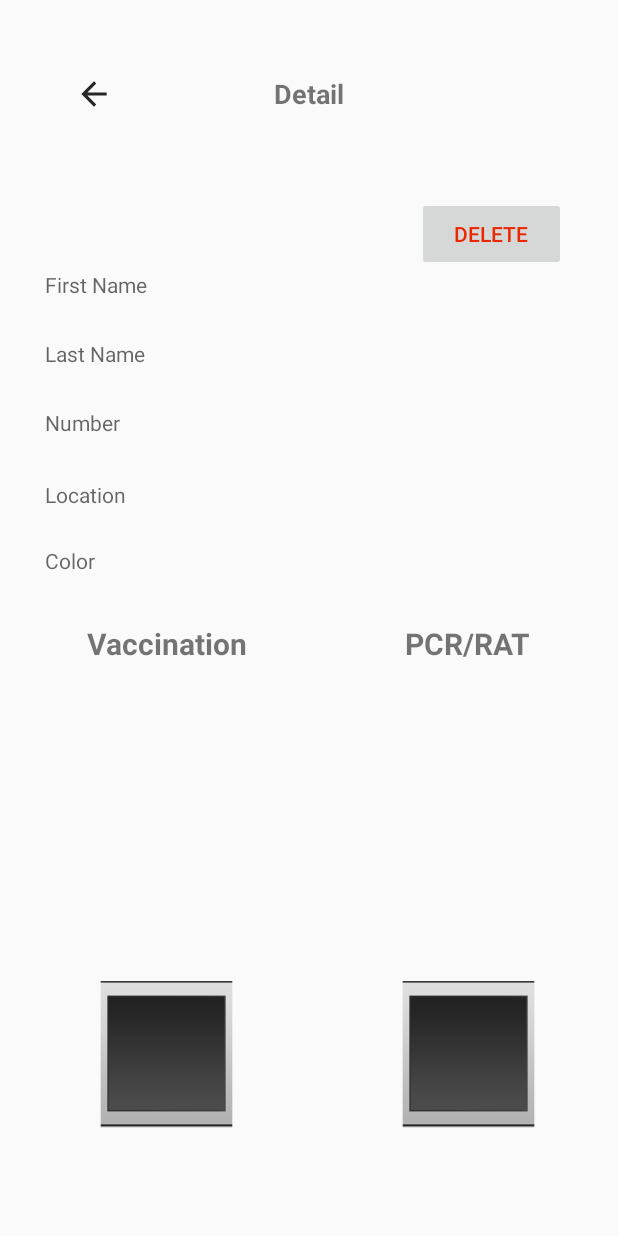
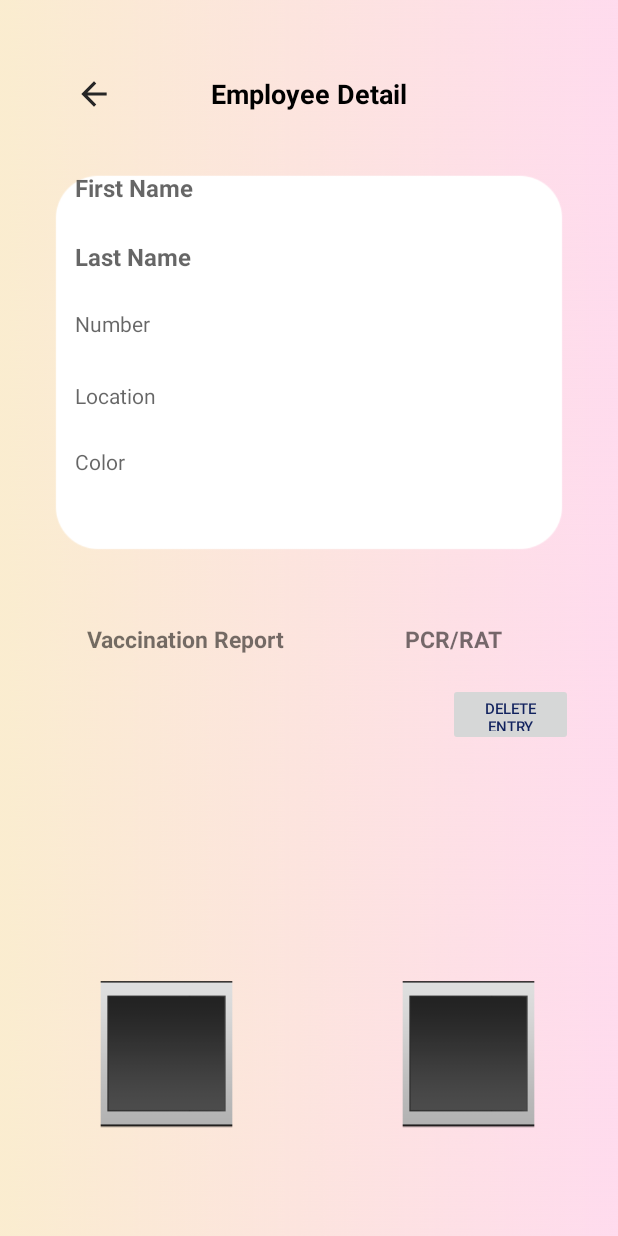
Before and after one commit to NOWISS/INFS3605-H16A-Group4, an Android app: the DetailActivity screen opened directly, with no data from a screen before it, on a phone screen of 412 x 824 dp. Run offline under Robolectric (Android 15) with nearby library versions, the phone set to English and light mode, and no system bars; our stand-ins replace Firebase (no records; nobody signed in at launch, a user with empty details on screens opened directly); pictures from the network do not load.

Commit message:
misc changes2

```diff
--- a/app/src/main/java/com/example/covidscreeningapp/EmployeeMain.java
+++ b/app/src/main/java/com/example/covidscreeningapp/EmployeeMain.java
@@ -108,7 +108,7 @@ public class EmployeeMain extends AppCompatActivity {
 
                 if (isEmpty(firstname)==true||isEmpty(lastname)==true||isEmpty(mobile)==true||checkin==null||checkout.equals(null)){
                     //Toast.makeText(EmployeeMain.this, "Please enter all fields", Toast.LENGTH_SHORT).show();
-                    t5.setText("Please fill in all information");
+                    t5.setText("Please fill in all sections");
                 }else {
 
 
--- a/app/src/main/java/com/example/covidscreeningapp/VisitorCheckIn.java
+++ b/app/src/main/java/com/example/covidscreeningapp/VisitorCheckIn.java
@@ -98,7 +98,7 @@ public class VisitorCheckIn extends AppCompatActivity {
 
                 if (isEmpty(firstname)==true||isEmpty(lastname)==true||isEmpty(mobile)==true||des.equals(null)||checkin==null||checkout.equals(null)){
                     //Toast.makeText(EmployeeMain.this, "Please enter all fields", Toast.LENGTH_SHORT).show();
-                    t5.setText("Please fill in all information");
+                    t5.setText("Please fill in all sections");
                 }else {
                     fn = firstname.getText().toString();
                     ln = lastname.getText().toString();
--- a/app/src/main/res/layout/activity_detail.xml
+++ b/app/src/main/res/layout/activity_detail.xml
@@ -4,13 +4,14 @@
     xmlns:tools="http://schemas.android.com/tools"
     android:layout_width="match_parent"
     android:layout_height="match_parent"
+    android:background="@drawable/screen_shot_2022_04_18_at_1_51_25_am"
     tools:context=".DetailActivity"
     android:padding="30dp">
 
     <RelativeLayout
+        android:id="@+id/relativeLayout4"
         android:layout_width="match_parent"
         android:layout_height="wrap_content"
-        android:layout_marginBottom="213dp"
         android:padding="20dp"
         app:layout_constraintEnd_toEndOf="parent"
         app:layout_constraintStart_toStartOf="parent"
@@ -27,20 +28,36 @@
             android:layout_width="wrap_content"
             android:layout_height="wrap_content"
             android:layout_centerInParent="true"
-            android:text="Detail"
+            android:text="Employee Detail"
+            android:textColor="#000000"
             android:textSize="18sp"
             android:textStyle="bold" />
 
     </RelativeLayout>
 
+    <ImageView
+        android:id="@+id/imageView6"
+        android:layout_width="348dp"
+        android:layout_height="341dp"
+        app:layout_constraintBottom_toBottomOf="parent"
+        app:layout_constraintEnd_toEndOf="parent"
+        app:layout_constraintStart_toStartOf="parent"
+        app:layout_constraintTop_toTopOf="parent"
+        app:layout_constraintVertical_bias="0.096"
+        app:srcCompat="@drawable/rect3" />
+
     <TextView
         android:id="@+id/fname1"
         android:layout_width="match_parent"
         android:layout_height="30dp"
-        android:layout_marginTop="150dp"
+        android:layout_marginStart="20dp"
+        android:layout_marginTop="84dp"
         android:ems="10"
         android:hint="First Name"
         android:inputType="textPersonName"
+        android:textColor="#000000"
+        android:textSize="16dp"
+        android:textStyle="bold"
         app:layout_constraintEnd_toEndOf="parent"
         app:layout_constraintStart_toStartOf="parent"
         app:layout_constraintTop_toTopOf="parent" />
@@ -49,10 +66,14 @@
         android:id="@+id/lname1"
         android:layout_width="match_parent"
         android:layout_height="30dp"
+        android:layout_marginStart="20dp"
         android:layout_marginTop="16dp"
         android:ems="10"
         android:hint="Last Name"
         android:inputType="textPersonName"
+        android:textColor="#000000"
+        android:textSize="16dp"
+        android:textStyle="bold"
         app:layout_constraintEnd_toEndOf="parent"
         app:layout_constraintStart_toStartOf="parent"
         app:layout_constraintTop_toBottomOf="@id/fname1" />
@@ -61,8 +82,10 @@
         android:id="@+id/mb1"
         android:layout_width="match_parent"
         android:layout_height="30dp"
+        android:layout_marginStart="20dp"
         android:layout_marginTop="16dp"
         android:ems="10"
+        android:textColor="#000000"
         android:hint="Number"
         android:inputType="number"
         app:layout_constraintEnd_toEndOf="parent"
@@ -73,10 +96,12 @@
         android:id="@+id/location"
         android:layout_width="match_parent"
         android:layout_height="30dp"
+        android:layout_marginStart="20dp"
         android:layout_marginTop="64dp"
         android:ems="10"
         android:hint="Location"
         android:inputType="number"
+        android:textColor="#000000"
         app:layout_constraintEnd_toEndOf="parent"
         app:layout_constraintStart_toStartOf="parent"
         app:layout_constraintTop_toBottomOf="@id/lname1" />
@@ -85,9 +110,11 @@
         android:id="@+id/color"
         android:layout_width="match_parent"
         android:layout_height="30dp"
+        android:layout_marginStart="20dp"
         android:layout_marginTop="108dp"
         android:ems="10"
         android:hint="Color"
+        android:textColor="#000000"
         android:inputType="number"
         app:layout_constraintEnd_toEndOf="parent"
         app:layout_constraintStart_toStartOf="parent"
@@ -95,16 +122,17 @@
 
     <android.widget.Button
         android:id="@+id/btndelete"
-        android:layout_width="99dp"
-        android:layout_height="49dp"
-        android:text="DELETE"
-        android:textColor="#EB2701"
+        android:layout_width="83dp"
+        android:layout_height="42dp"
+        android:text="Delete Entry"
+        android:textColor="#11225E"
+        android:textSize="10dp"
         app:layout_constraintBottom_toBottomOf="parent"
         app:layout_constraintEnd_toEndOf="parent"
-        app:layout_constraintHorizontal_bias="0.981"
+        app:layout_constraintHorizontal_bias="1.0"
         app:layout_constraintStart_toStartOf="parent"
         app:layout_constraintTop_toTopOf="parent"
-        app:layout_constraintVertical_bias="0.142" />
+        app:layout_constraintVertical_bias="0.589" />
 
     <ImageView
         android:id="@+id/showvax"
@@ -134,8 +162,8 @@
         android:layout_height="wrap_content"
         android:layout_marginStart="28dp"
         android:layout_marginTop="385dp"
-        android:text="Vaccination"
-        android:textSize="20dp"
+        android:text="Vaccination Report"
+        android:textSize="15dp"
         android:textStyle="bold"
         app:layout_constraintStart_toStartOf="parent"
         app:layout_constraintTop_toTopOf="parent" />
@@ -147,7 +175,7 @@
         android:layout_marginStart="240dp"
         android:layout_marginTop="385dp"
         android:text="PCR/RAT"
-        android:textSize="20dp"
+        android:textSize="15dp"
         android:textStyle="bold"
         app:layout_constraintStart_toStartOf="parent"
         app:layout_constraintTop_toTopOf="parent" />
--- a/app/src/main/res/layout/activity_pass.xml
+++ b/app/src/main/res/layout/activity_pass.xml
@@ -24,7 +24,6 @@
 
         <TextView
             android:id="@+id/screening"
-            android:textColor="#000000"
             android:layout_width="186dp"
             android:layout_height="41dp"
             android:layout_alignParentEnd="true"
@@ -34,6 +33,7 @@
             android:layout_marginEnd="95dp"
             android:text="Screening Certificate"
             android:textAlignment="center"
+            android:textColor="#000000"
             android:textSize="18dp"
             android:textStyle="bold" />
 
```
Also changed, not shown: app/src/main/res/layout/activity_consent_page.xml (+4 -4 lines), app/src/main/res/layout/activity_detail_visitor.xml (+45 -20 lines), app/src/main/res/layout/activity_main.xml (+4 -4 lines).
